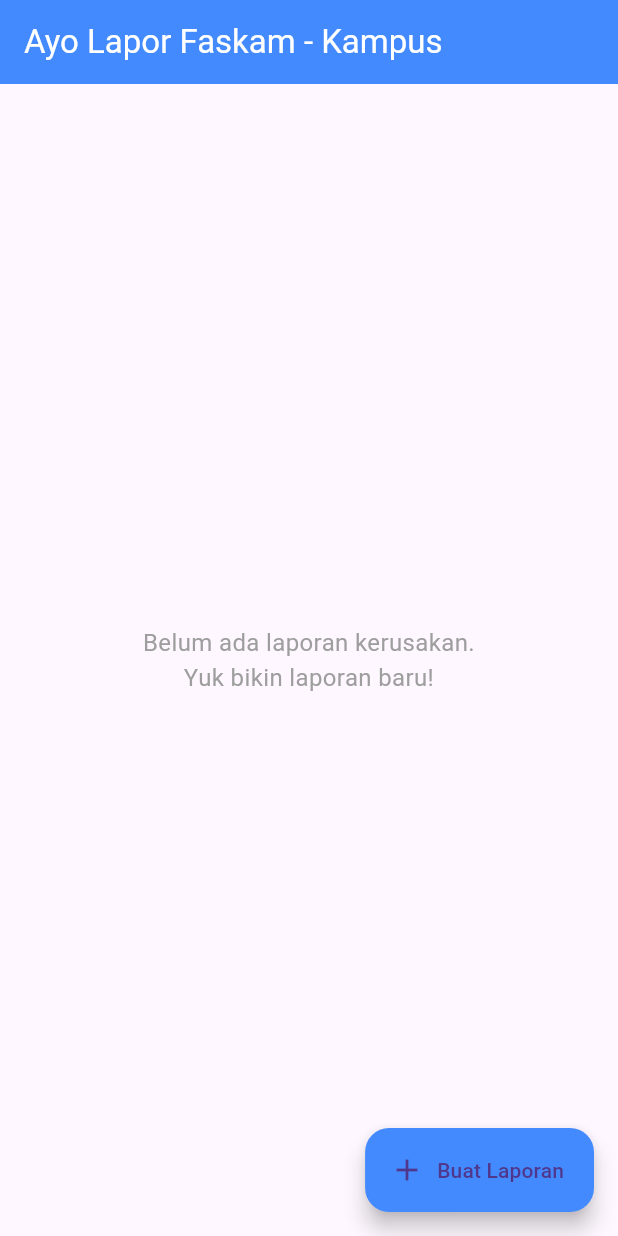
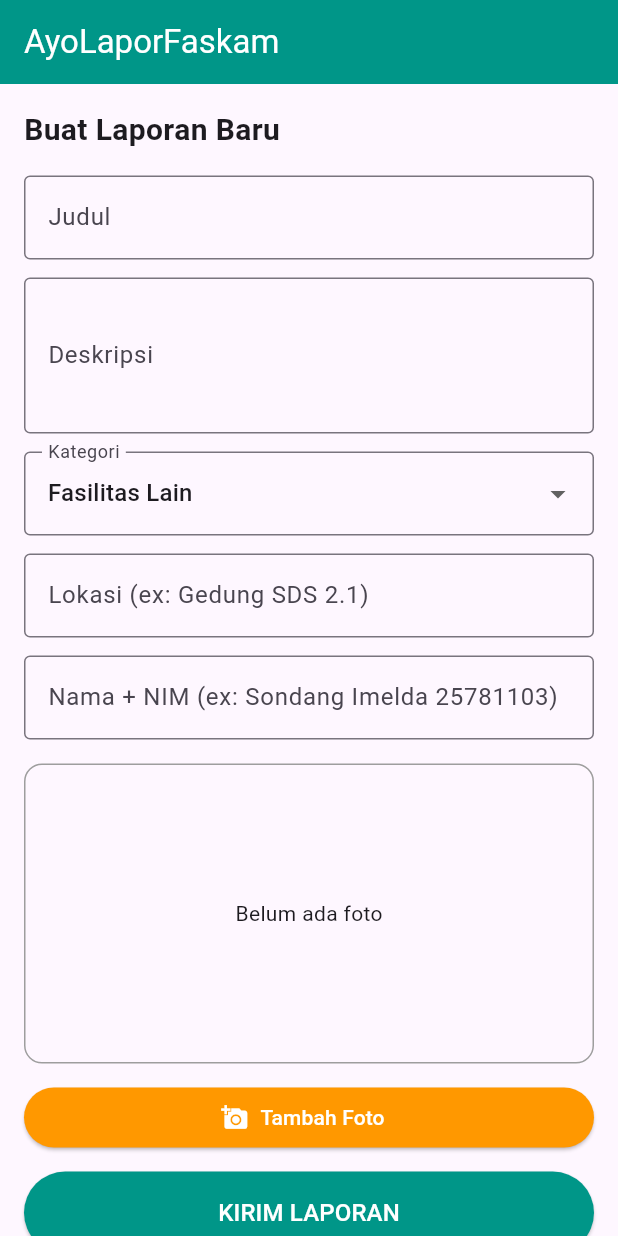
Before and after one commit to inisondangimelda-tch/AyoLaporFaskam, a Flutter app: the screen it shows after launch, on a phone screen of 412 x 824 dp. Run offline on Flutter 3.47's test engine with Material 3 defaults, Android fonts, the phone set to English and light mode, and no system bars; our stand-ins replace cloud_firestore, firebase_core, image_picker; accounts and stored records are empty; generated files the repository leaves out were written again.

Commit message:
Update main.dart

```diff
--- a/lib/main.dart
+++ b/lib/main.dart
@@ -1,169 +1,136 @@
+import 'dart:convert';
+import 'dart:io';
+import 'package:cloud_firestore/cloud_firestore.dart';
+import 'package:firebase_core/firebase_core.dart';
 import 'package:flutter/material.dart';
-import 'package:firebase_core/firebase_core.dart';
-import 'package:cloud_firestore/cloud_firestore.dart';
+import 'package:image_picker/image_picker.dart';
+import 'firebase_options.dart';
 
 void main() async {
   WidgetsFlutterBinding.ensureInitialized();
-
-  // Inisialisasi Firebase AyoLaporFaskam
   await Firebase.initializeApp(
-    options: const FirebaseOptions(
-      apiKey: "AIzaSyCGqtkVSHK_XJe6iJHBVElEeear1hFik",
-      appId: "1:219794824444:web:1abcaf35388cc687e7a7e9",
-      messagingSenderId: "219794824444",
-      projectId: "ayolaporfaskam",
-      authDomain: "ayolaporfaskam.firebaseapp.com",
-      storageBucket: "ayolaporfaskam.appspot.com",
-    ),
+    options: DefaultFirebaseOptions.currentPlatform,
   );
-
   runApp(const AyoLaporApp());
 }
 
 class AyoLaporApp extends StatelessWidget {
-  const AyoLaporApp({Key? key}) : super(key: key);
-
+  const AyoLaporApp({super.key});
   @override
   Widget build(BuildContext context) {
     return MaterialApp(
-      title: 'Ayo Lapor Faskam',
-      theme: ThemeData(primarySwatch: Colors.blue, useMaterial3: true),
-      home: const DaftarLaporanScreen(),
+      title: 'AyoLaporFaskam',
       debugShowCheckedModeBanner: false,
+      theme: ThemeData(
+        primarySwatch: Colors.teal,
+        useMaterial3: true,
+      ),
+      home: const LaporanPage(),
     );
   }
 }
 
-class DaftarLaporanScreen extends StatelessWidget {
-  const DaftarLaporanScreen({Key? key}) : super(key: key);
-
+class LaporanPage extends StatefulWidget {
+  const LaporanPage({super.key});
   @override
-  Widget build(BuildContext context) {
-    final CollectionReference laporanRef =
-        FirebaseFirestore.instance.collection('laporan');
-
-    return Scaffold(
-      appBar: AppBar(
-        title: const Text('Ayo Lapor Faskam - Kampus'),
-        backgroundColor: Colors.blueAccent,
-        foregroundColor: Colors.white,
-      ),
-      body: StreamBuilder<QuerySnapshot>(
-        stream: laporanRef.orderBy('tanggal', descending: true).snapshots(),
-        builder: (context, snapshot) {
-          if (snapshot.hasError) {
-            return Center(child: Text('Terjadi kesalahan: ${snapshot.error}'));
-          }
-          if (snapshot.connectionState == ConnectionState.waiting) {
-            return const Center(child: CircularProgressIndicator());
+  State<LaporanPage> createState() => _LaporanPageState();
 }
 
-          final data = snapshot.data!.docs;
+class _LaporanPageState extends State<LaporanPage> {
+  final _judulController = TextEditingController();
+  final _deskripsiController = TextEditingController();
+  final _lokasiController = TextEditingController();
+  final _pelaporController = TextEditingController();
+  String _kategori = 'Fasilitas Lain';
+  File? _foto;
+  final ImagePicker _picker = ImagePicker();
+  bool _loading = false;
 
-          if (data.isEmpty) {
-            return const Center(
-              child: Text(
-                'Belum ada laporan kerusakan.\nYuk bikin laporan baru!',
-                textAlign: TextAlign.center,
-                style: TextStyle(color: Colors.grey, fontSize: 16),
+  final List<String> _kategoriList = [
+    'Fasilitas Lain',
+    'AC',
+    'Listrik',
+    'Toilet',
+    'Meja Kursi',
+    'Proyektor',
+    'Kebersihan',
+  ];
+
+  Future<void> _pilihFoto() async {
+    showModalBottomSheet(
+      context: context,
+      builder: (context) => SafeArea(
+        child: Wrap(
+          children: [
+            ListTile(
+              leading: const Icon(Icons.camera_alt),
+              title: const Text('Ambil dari Kamera'),
+              onTap: () async {
+                Navigator.pop(context);
+                final XFile? foto =
+                    await _picker.pickImage(source: ImageSource.camera, imageQuality: 60);
+                if (foto != null) {
+                  setState(() => _foto = File(foto.path));
+                }
+              },
             ),
-            );
+            ListTile(
+              leading: const Icon(Icons.photo_library),
+              title: const Text('Pilih dari Galeri'),
+              onTap: () async {
+                Navigator.pop(context);
+                final XFile? foto =
+                    await _picker.pickImage(source: ImageSource.gallery, imageQuality: 60);
+                if (foto != null) {
+                  setState(() => _foto = File(foto.path));
                 }
-
-          return ListView.builder(
-            itemCount: data.length,
-            itemBuilder: (context, index) {
-              var item = data[index];
-              return Card(
-                margin: const EdgeInsets.symmetric(horizontal: 16, vertical: 8),
-                elevation: 3,
-                child: ListTile(
-                  title: Text(
-                    item['judul'] ?? 'Tanpa Judul',
-                    style: const TextStyle(fontWeight: FontWeight.bold),
-                  ),
-                  subtitle: Column(
-                    crossAxisAlignment: CrossAxisAlignment.start,
-                    children: [
-                      const SizedBox(height: 4),
-                      Text('Lokasi: ${item['lokasi']}'),
-                      Text('Kategori: ${item['kategori']}'),
-                      Text('Pelapor: ${item['pelapor']}'),
-                      const SizedBox(height: 4),
-                      Chip(
-                        label: Text(
-                          item['status'] ?? 'Menunggu',
-                          style: const TextStyle(color: Colors.white, fontSize: 12),
-                        ),
-                        backgroundColor: item['status'] == 'Selesai'
-                            ? Colors.green
-                            : item['status'] == 'Diproses'
-                                ? Colors.orange
-                                : Colors.red,
-                        padding: EdgeInsets.zero,
+              },
             ),
           ],
         ),
       ),
     );
-            },
-          );
-        },
-      ),
-      floatingActionButton: FloatingActionButton.extended(
-        onPressed: () {
-          Navigator.push(
-            context,
-            MaterialPageRoute(builder: (context) => const FormLaporanScreen()),
-          );
-        },
-        label: const Text('Buat Laporan'),
-        icon: const Icon(Icons.add),
-        backgroundColor: Colors.blueAccent,
-      ),
-    );
-  }
   }
 
-class FormLaporanScreen extends StatefulWidget {
-  const FormLaporanScreen({Key? key}) : super(key: key);
-
-  @override
-  _FormLaporanScreenState createState() => _FormLaporanScreenState();
+  Future<void> _kirimLaporan() async {
+    if (_judulController.text.isEmpty ||
+        _deskripsiController.text.isEmpty ||
+        _lokasiController.text.isEmpty ||
+        _pelaporController.text.isEmpty) {
+      ScaffoldMessenger.of(context).showSnackBar(
+        const SnackBar(content: Text('Lengkapi semua data dulu ya!')),
+      );
+      return;
     }
-
-class _FormLaporanScreenState extends State<FormLaporanScreen> {
-  final _formKey = GlobalKey<FormState>();
-  final TextEditingController _judulController = TextEditingController();
-  final TextEditingController _lokasiController = TextEditingController();
-  final TextEditingController _deskripsiController = TextEditingController();
-  final TextEditingController _pelaporController = TextEditingController();
-  String _kategoriPilihan = 'Kelistrikan';
-
-  final List<String> _kategoriList = ['Kelistrikan', 'Meubelair', 'Plumbing', 'Fasilitas Lain'];
-
-  void _kirimLaporan() async {
-    if (_formKey.currentState!.validate()) {
-      try {
+    setState(() => _loading = true);
+    String? fotoBase64;
+    if (_foto != null) {
+      final bytes = await _foto!.readAsBytes();
+      fotoBase64 = base64Encode(bytes);
+    }
     await FirebaseFirestore.instance.collection('laporan').add({
       'judul': _judulController.text,
+      'deskripsi': _deskripsiController.text,
+      'kategori': _kategori,
       'lokasi': _lokasiController.text,
-          'kategori': _kategoriPilihan,
-          'deskripsi': _deskripsiController.text,
       'pelapor': _pelaporController.text,
       'status': 'Menunggu',
-          'tanggal': FieldValue.serverTimestamp(),
+      'tanggal': DateTime.now().toString(),
+      'foto': fotoBase64 ?? '',
+      'createdAt': FieldValue.serverTimestamp(),
     });
-
-        Navigator.pop(context);
+    _judulController.clear();
+    _deskripsiController.clear();
+    _lokasiController.clear();
+    _pelaporController.clear();
+    setState(() {
+      _foto = null;
+      _loading = false;
+    });
+    if (mounted) {
       ScaffoldMessenger.of(context).showSnackBar(
-          const SnackBar(content: Text('Laporan berhasil dikirim ke database!')),
+        const SnackBar(content: Text('Laporan berhasil dikirim!')),
       );
-      } catch (e) {
-        ScaffoldMessenger.of(context).showSnackBar(
-          SnackBar(content: Text('Gagal mengirim: $e')),
-        );
-      }
     }
   }
 
@@ -171,57 +138,142 @@ class _FormLaporanScreenState extends State<FormLaporanScreen> {
   Widget build(BuildContext context) {
     return Scaffold(
       appBar: AppBar(
-        title: const Text('Form Laporan Kerusakan'),
-        backgroundColor: Colors.blueAccent,
+        title: const Text('AyoLaporFaskam'),
+        backgroundColor: Colors.teal,
         foregroundColor: Colors.white,
       ),
-      body: Padding(
-        padding: const EdgeInsets.all(16.0),
-        child: Form(
-          key: _formKey,
-          child: ListView(
+      body: SingleChildScrollView(
+        padding: const EdgeInsets.all(16),
+        child: Column(
+          crossAxisAlignment: CrossAxisAlignment.stretch,
           children: [
-              TextFormField(
+            const Text('Buat Laporan Baru',
+                style: TextStyle(fontSize: 20, fontWeight: FontWeight.bold)),
+            const SizedBox(height: 16),
+            TextField(
               controller: _judulController,
-                decoration: const InputDecoration(labelText: 'Judul Kerusakan (Cth: AC Bocor)'),
-                validator: (value) => value!.isEmpty ? 'Wajib diisi' : null,
+              decoration: const InputDecoration(
+                  labelText: 'Judul', border: OutlineInputBorder()),
             ),
-              TextFormField(
+            const SizedBox(height: 12),
+            TextField(
+              controller: _deskripsiController,
+              maxLines: 3,
+              decoration: const InputDecoration(
+                  labelText: 'Deskripsi', border: OutlineInputBorder()),
+            ),
+            const SizedBox(height: 12),
+            DropdownButtonFormField<String>(
+              value: _kategori,
+              items: _kategoriList
+                  .map((e) => DropdownMenuItem(value: e, child: Text(e)))
+                  .toList(),
+              onChanged: (v) => setState(() => _kategori = v!),
+              decoration: const InputDecoration(
+                  labelText: 'Kategori', border: OutlineInputBorder()),
+            ),
+            const SizedBox(height: 12),
+            TextField(
               controller: _lokasiController,
-                decoration: const InputDecoration(labelText: 'Lokasi (Cth: Gedung A Lt. 2)'),
-                validator: (value) => value!.isEmpty ? 'Wajib diisi' : null,
+              decoration: const InputDecoration(
+                  labelText: 'Lokasi (ex: Gedung SDS 2.1)',
+                  border: OutlineInputBorder()),
             ),
-              DropdownButtonFormField<String>(
-                value: _kategoriPilihan,
-                items: _kategoriList.map((kategori) {
-                  return DropdownMenuItem(value: kategori, child: Text(kategori));
-                }).toList(),
-                onChanged: (val) => setState(() => _kategoriPilihan = val!),
-                decoration: const InputDecoration(labelText: 'Kategori Fasilitas'),
+            const SizedBox(height: 12),
+            TextField(
+              controller: _pelaporController,
+              decoration: const InputDecoration(
+                  labelText: 'Nama + NIM (ex: Sondang Imelda 25781103)',
+                  border: OutlineInputBorder()),
             ),
-              TextFormField(
-                controller: _deskripsiController,
-                decoration: const InputDecoration(labelText: 'Deskripsi Detail'),
-                maxLines: 3,
-                validator: (value) => value!.isEmpty ? 'Wajib diisi' : null,
+            const SizedBox(height: 16),
+            // BAGIAN FOTO - INI YANG BARU
+            Container(
+              height: 200,
+              decoration: BoxDecoration(
+                border: Border.all(color: Colors.grey),
+                borderRadius: BorderRadius.circular(12),
               ),
-              TextFormField(
-                controller: _pelaporController,
-                decoration: const InputDecoration(labelText: 'Nama / Identitas Pelapor'),
-                validator: (value) => value!.isEmpty ? 'Wajib diisi' : null,
+              child: _foto == null
+                  ? const Center(child: Text('Belum ada foto'))
+                  : ClipRRect(
+                      borderRadius: BorderRadius.circular(12),
+                      child: Image.file(_foto!, fit: BoxFit.cover, width: double.infinity),
                     ),
-              const SizedBox(height: 20),
+            ),
+            const SizedBox(height: 12),
+            ElevatedButton.icon(
+              onPressed: _pilihFoto,
+              icon: const Icon(Icons.add_a_photo),
+              label: const Text('Tambah Foto'),
+              style: ElevatedButton.styleFrom(
+                  backgroundColor: Colors.orange, foregroundColor: Colors.white),
+            ),
+            const SizedBox(height: 12),
             ElevatedButton(
+              onPressed: _loading ? null : _kirimLaporan,
               style: ElevatedButton.styleFrom(
-                  backgroundColor: Colors.blueAccent,
+                  backgroundColor: Colors.teal,
                   foregroundColor: Colors.white,
-                  padding: const EdgeInsets.symmetric(vertical: 14),
+                  padding: const EdgeInsets.symmetric(vertical: 16)),
+              child: _loading
+                  ? const CircularProgressIndicator(color: Colors.white)
+                  : const Text('KIRIM LAPORAN', style: TextStyle(fontSize: 16)),
             ),
-                onPressed: _kirimLaporan,
-                child: const Text('Kirim Laporan Sekarang', style: TextStyle(fontSize: 16)),
+            const SizedBox(height: 24),
+            const Text('Daftar Laporan',
+                style: TextStyle(fontSize: 20, fontWeight: FontWeight.bold)),
+            const SizedBox(height: 12),
+            StreamBuilder<QuerySnapshot>(
+              stream: FirebaseFirestore.instance
+                  .collection('laporan')
+                  .orderBy('createdAt', descending: true)
+                  .snapshots(),
+              builder: (context, snapshot) {
+                if (!snapshot.hasData) {
+                  return const Center(child: CircularProgressIndicator());
+                }
+                final docs = snapshot.data!.docs;
+                if (docs.isEmpty) {
+                  return const Text('Belum ada laporan');
+                }
+                return ListView.builder(
+                  shrinkWrap: true,
+                  physics: const NeverScrollableScrollPhysics(),
+                  itemCount: docs.length,
+                  itemBuilder: (context, index) {
+                    final data = docs[index].data() as Map<String, dynamic>;
+                    final fotoStr = data['foto'] as String? ?? '';
+                    return Card(
+                      margin: const EdgeInsets.only(bottom: 12),
+                      child: Column(
+                        crossAxisAlignment: CrossAxisAlignment.start,
+                        children: [
+                          if (fotoStr.isNotEmpty)
+                            ClipRRect(
+                              borderRadius: const BorderRadius.vertical(
+                                  top: Radius.circular(12)),
+                              child: Image.memory(
+                                base64Decode(fotoStr),
+                                height: 180,
+                                width: double.infinity,
+                                fit: BoxFit.cover,
+                              ),
+                            ),
+                          ListTile(
+                            title: Text(data['judul'] ?? ''),
+                            subtitle: Text(
+                                '${data['deskripsi'] ?? ''}\nLokasi: ${data['lokasi'] ?? ''}\nPelapor: ${data['pelapor'] ?? ''}'),
+                            trailing: Chip(label: Text(data['status'] ?? 'Menunggu')),
                           ),
                         ],
                       ),
+                    );
+                  },
+                );
+              },
+            ),
+          ],
         ),
       ),
     );
```
Lines whose indentation alone changed are shown as unchanged.
